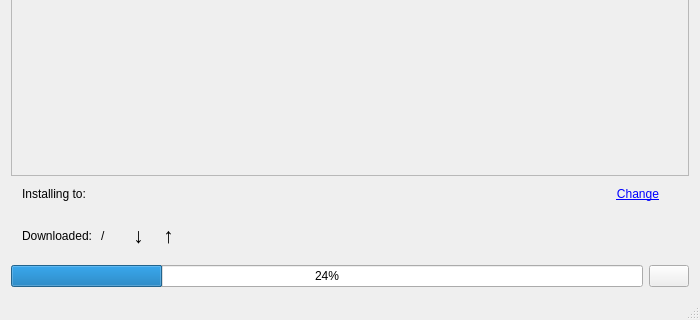
The window that mainwindow.ui (Unvanquished/updater) describes before a commit, drawn with Qt 5; both pictures show x 0 to 700 and y 261 to 581 of the 700 by 581 pixel window.
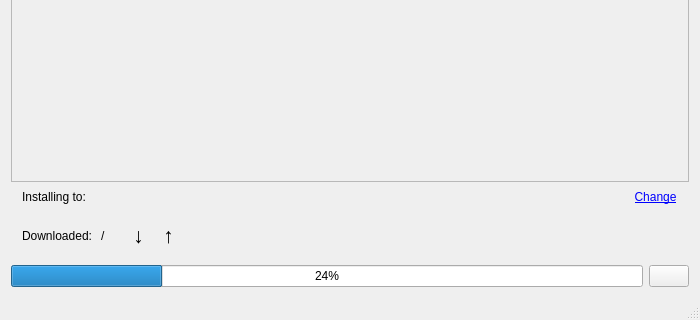
The same window after the commit.

The edit to the form file:
```diff
--- a/mainwindow.ui
+++ b/mainwindow.ui
@@ -142,6 +142,12 @@
     </item>
     <item row="1" column="0" colspan="2">
      <widget class="QWidget" name="horizontalWidget" native="true">
+      <property name="sizePolicy">
+       <sizepolicy hsizetype="Minimum" vsizetype="Preferred">
+        <horstretch>0</horstretch>
+        <verstretch>0</verstretch>
+       </sizepolicy>
+      </property>
       <layout class="QHBoxLayout" name="horizontalLayout_4">
        <property name="topMargin">
         <number>1</number>
@@ -161,6 +167,12 @@
        </item>
        <item>
         <widget class="QLabel" name="installLocation">
+         <property name="sizePolicy">
+          <sizepolicy hsizetype="Minimum" vsizetype="Preferred">
+           <horstretch>0</horstretch>
+           <verstretch>0</verstretch>
+          </sizepolicy>
+         </property>
          <property name="text">
           <string/>
          </property>
@@ -169,14 +181,14 @@
        <item>
         <widget class="QPushButton" name="changeInstallButton">
          <property name="sizePolicy">
-          <sizepolicy hsizetype="Maximum" vsizetype="Fixed">
+          <sizepolicy hsizetype="Fixed" vsizetype="Fixed">
            <horstretch>0</horstretch>
            <verstretch>0</verstretch>
           </sizepolicy>
          </property>
          <property name="styleSheet">
           <string notr="true">color: blue;
-text-decoration: underline;</string>
+text-decoration: underline;padding-left:-2px;margin-right:-</string>
          </property>
          <property name="text">
           <string>Change</string>
@@ -200,7 +212,7 @@
          <x>0</x>
          <y>0</y>
          <width>680</width>
-         <height>413</height>
+         <height>419</height>
         </rect>
        </property>
        <property name="sizePolicy">
```
Left out of the diff: 4 changed lines with no effect on the pictures.
